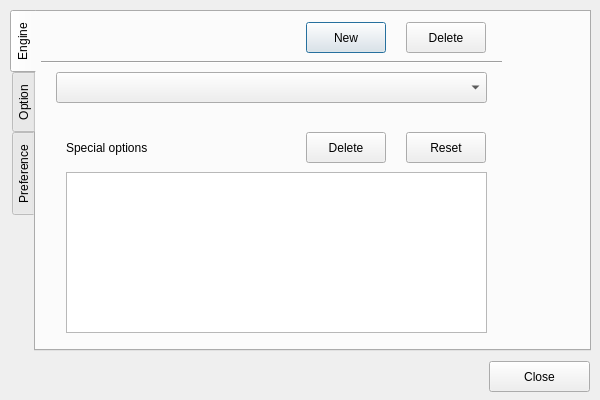
Old version of the form forms/settingsdialog.ui in the repository shogimaru/shogimaru.
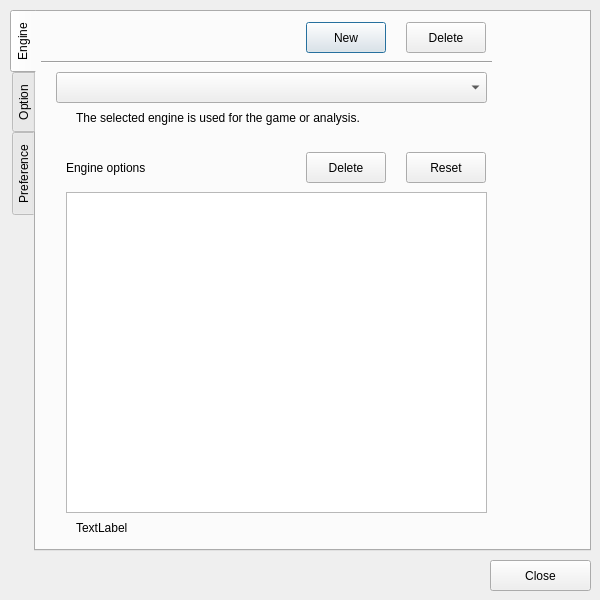
New version of the form.

```diff
--- a/forms/settingsdialog.ui
+++ b/forms/settingsdialog.ui
@@ -7,7 +7,7 @@
     <x>0</x>
     <y>0</y>
     <width>600</width>
-    <height>400</height>
+    <height>600</height>
    </rect>
   </property>
   <property name="windowTitle">
@@ -19,7 +19,7 @@
      <x>10</x>
      <y>10</y>
      <width>581</width>
-     <height>341</height>
+     <height>541</height>
     </rect>
    </property>
    <property name="tabPosition">
@@ -76,7 +76,7 @@
       <rect>
        <x>5</x>
        <y>40</y>
-       <width>461</width>
+       <width>451</width>
        <height>20</height>
       </rect>
      </property>
@@ -88,9 +88,9 @@
      <property name="geometry">
       <rect>
        <x>30</x>
-       <y>160</y>
+       <y>180</y>
        <width>421</width>
-       <height>161</height>
+       <height>321</height>
       </rect>
      </property>
     </widget>
@@ -98,20 +98,20 @@
      <property name="geometry">
       <rect>
        <x>30</x>
-       <y>120</y>
+       <y>140</y>
        <width>181</width>
        <height>31</height>
       </rect>
      </property>
      <property name="text">
-      <string>Special options</string>
+      <string>Engine options</string>
      </property>
     </widget>
     <widget class="QPushButton" name="resetEngineOptButton">
      <property name="geometry">
       <rect>
        <x>370</x>
-       <y>120</y>
+       <y>140</y>
        <width>80</width>
        <height>31</height>
       </rect>
@@ -124,7 +124,7 @@
      <property name="geometry">
       <rect>
        <x>270</x>
-       <y>120</y>
+       <y>140</y>
        <width>80</width>
        <height>31</height>
       </rect>
@@ -133,6 +133,42 @@
       <string>Delete</string>
      </property>
     </widget>
+    <widget class="QLabel" name="labelComplement">
+     <property name="geometry">
+      <rect>
+       <x>40</x>
+       <y>90</y>
+       <width>411</width>
+       <height>31</height>
+      </rect>
+     </property>
+     <property name="font">
+      <font>
+       <pointsize>9</pointsize>
+      </font>
+     </property>
+     <property name="text">
+      <string>The selected engine is used for the game or analysis.</string>
+     </property>
+    </widget>
+    <widget class="QLabel" name="labelEngineOptInfo">
+     <property name="geometry">
+      <rect>
+       <x>40</x>
+       <y>500</y>
+       <width>411</width>
+       <height>31</height>
+      </rect>
+     </property>
+     <property name="font">
+      <font>
+       <pointsize>9</pointsize>
+      </font>
+     </property>
+     <property name="text">
+      <string>TextLabel</string>
+     </property>
+    </widget>
    </widget>
    <widget class="QWidget" name="tabOption">
     <attribute name="title">
@@ -255,8 +291,8 @@
   <widget class="QPushButton" name="closeButton">
    <property name="geometry">
     <rect>
-     <x>489</x>
-     <y>361</y>
+     <x>490</x>
+     <y>560</y>
      <width>101</width>
      <height>31</height>
     </rect>
```
Left out of the diff: 22 changed lines with no effect on the pictures.
